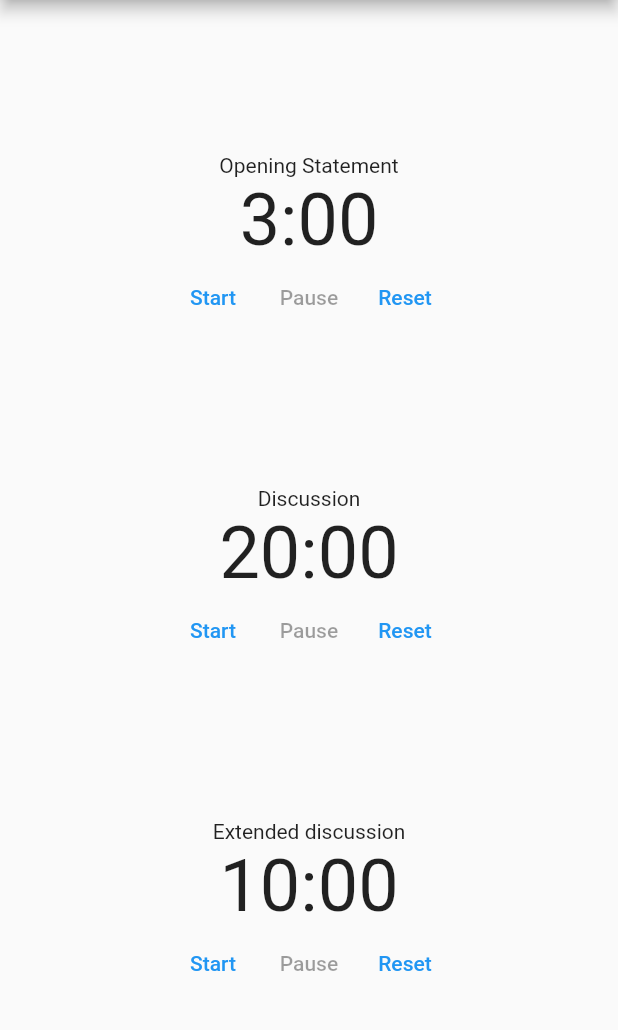
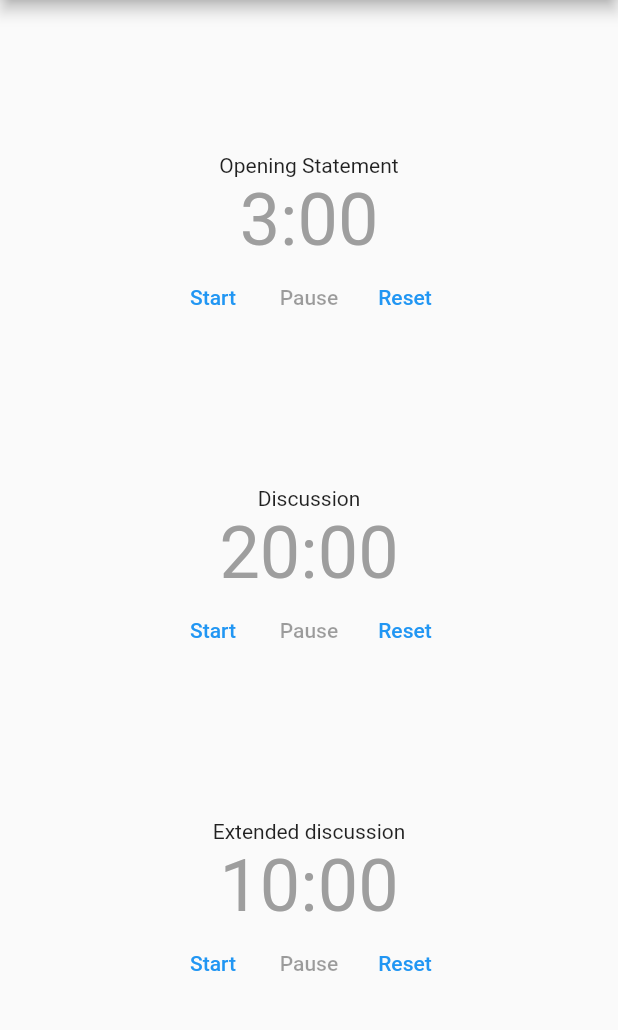
Before and after one commit to doctor-g/PTTimer, a Flutter app: the screen it shows after launch, on a phone screen of 412 x 824 dp, the part 84-1114 px from its top. Run offline on Flutter 3.47's test engine with Material 2 defaults, Android fonts, the light colour scheme and no system bars; our stand-ins replace audioplayers.

Commit message:
Show non-running timers in grey

```diff
--- a/lib/main.dart
+++ b/lib/main.dart
@@ -84,7 +84,7 @@ class _TimerWidgetState extends State<TimerWidget> {
   @override
   Widget build(BuildContext context) {
     var columnChildren = [
-      TimeRemaining(_secondsRemaining),
+      _makeTimerWidget(),
       Row(
         mainAxisAlignment: MainAxisAlignment.center,
         children: [
@@ -107,6 +107,18 @@ class _TimerWidgetState extends State<TimerWidget> {
       columnChildren.insert(0, Text(widget.label!));
     }
     return Column(children: columnChildren);
+  }
+
+  Widget _makeTimerWidget() {
+    String text =
+        '${_secondsRemaining ~/ 60}:${(_secondsRemaining % 60).toString().padLeft(2, '0')}';
+    return Text(
+      text,
+      style: TextStyle(
+        fontSize: 48,
+        color: _isRunning ? Colors.black : Colors.grey,
+      ),
+    );
   }
 
   void _startTimer() {
@@ -146,19 +158,3 @@ class _TimerWidgetState extends State<TimerWidget> {
     });
   }
 }
-
-class TimeRemaining extends StatelessWidget {
-  final int seconds;
-
-  const TimeRemaining(this.seconds, {Key? key}) : super(key: key);
-
-  @override
-  Widget build(BuildContext context) {
-    String text =
-        '${seconds ~/ 60}:${(seconds % 60).toString().padLeft(2, '0')}';
-    return Text(
-      text,
-      style: const TextStyle(fontSize: 48),
-    );
-  }
-}
```
